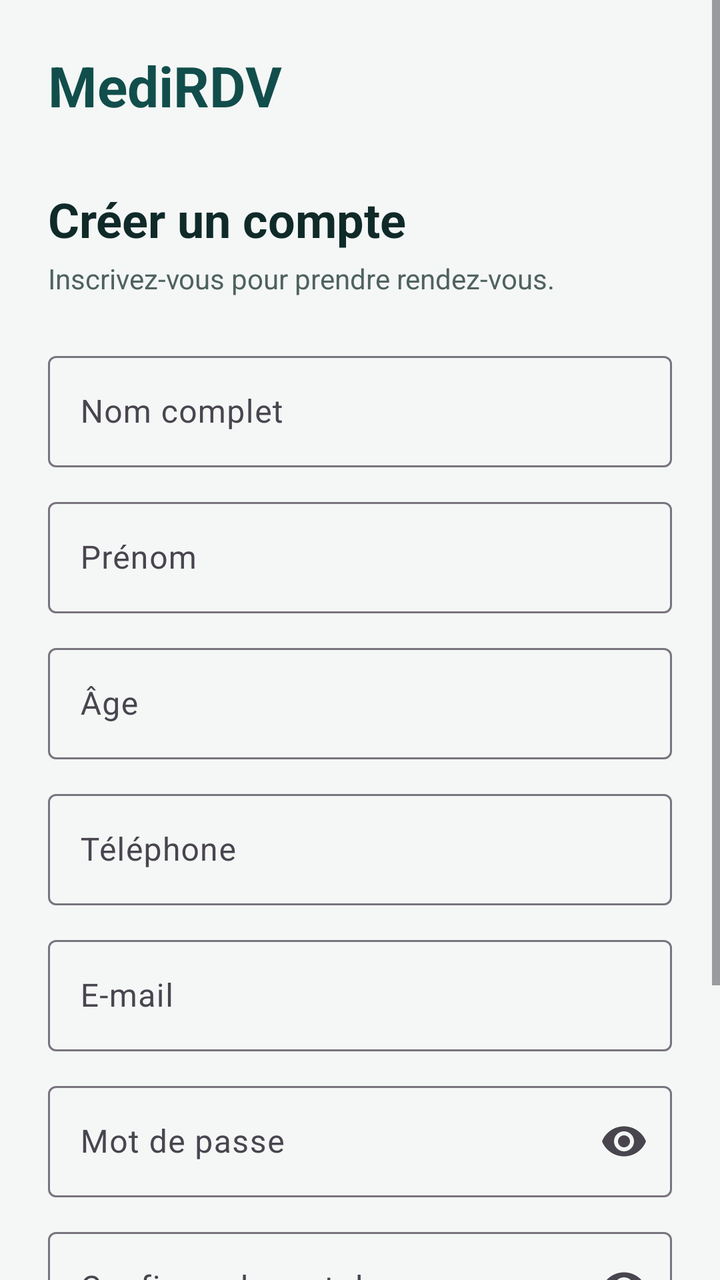
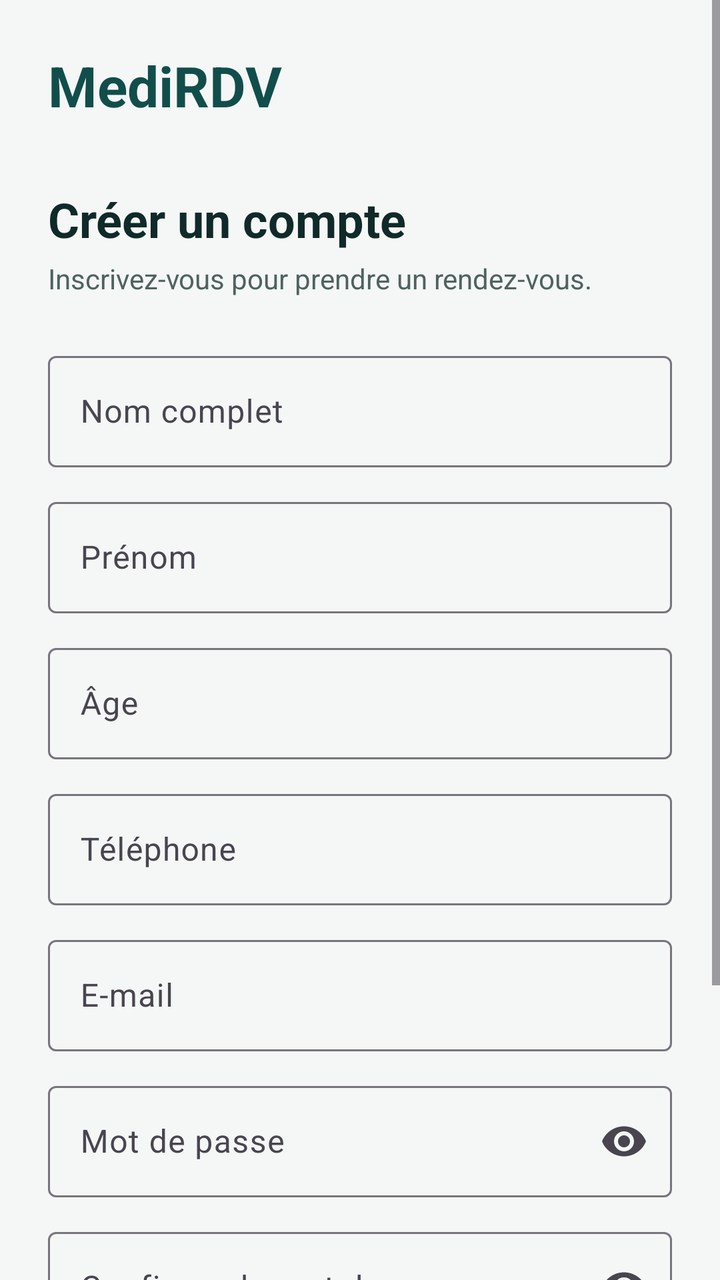

Screens rendered from an Android XML layout before and after an edit, with the pre-edit source and the edit as a unified diff.
<!-- AndroidManifest.xml: application theme Theme.Projet_medical -->
<!-- res/layout/activity_register.xml -->
<?xml version="1.0" encoding="utf-8"?>
<ScrollView xmlns:android="http://schemas.android.com/apk/res/android"
    xmlns:tools="http://schemas.android.com/tools"
    android:layout_width="match_parent"
    android:layout_height="match_parent"
    xmlns:app="http://schemas.android.com/apk/res-auto">

    <LinearLayout
        android:layout_width="match_parent"
        android:layout_height="wrap_content"
        android:gravity="center_vertical"
        android:orientation="vertical"
        android:padding="24dp"
        tools:ignore="MissingConstraints">

        <TextView
            android:layout_width="wrap_content"
            android:layout_height="wrap_content"
            android:text="MediRDV"
            android:textColor="@color/primary"
            android:textSize="28sp"
            android:textStyle="bold" />

        <TextView
            android:layout_width="wrap_content"
            android:layout_height="wrap_content"
            android:layout_marginTop="32dp"
            android:text="Créer un compte"
            android:textColor="@color/ink"
            android:textSize="24sp"
            android:textStyle="bold" />

        <TextView
            android:layout_width="wrap_content"
            android:layout_height="wrap_content"
            android:layout_marginTop="4dp"
            android:text="Inscrivez-vous pour prendre rendez-vous."
            android:textColor="@color/muted"
            android:textSize="14sp" />

        <com.google.android.material.textfield.TextInputLayout
            android:id="@+id/tilNom"
            style="@style/Widget.Material3.TextInputLayout.OutlinedBox"
            android:layout_width="match_parent"
            android:layout_height="wrap_content"
            android:layout_marginTop="24dp"
            android:hint="Nom complet">


            <com.google.android.material.textfield.TextInputEditText
                android:id="@+id/etNom"
                android:layout_width="match_parent"
                android:layout_height="wrap_content"
                android:inputType="textPersonName" />
        </com.google.android.material.textfield.TextInputLayout>
        <com.google.android.material.textfield.TextInputLayout
            android:id="@+id/tilPrenom"
            style="@style/Widget.Material3.TextInputLayout.OutlinedBox"
            android:layout_width="match_parent"
            android:layout_height="wrap_content"
            android:layout_marginTop="12dp"
            android:hint="Prénom">

            <com.google.android.material.textfield.TextInputEditText
                android:id="@+id/etPrenom"
                android:layout_width="match_parent"
                android:layout_height="wrap_content"
                android:inputType="textPersonName" />
        </com.google.android.material.textfield.TextInputLayout>

        <com.google.android.material.textfield.TextInputLayout
            android:id="@+id/tilAge"
            style="@style/Widget.Material3.TextInputLayout.OutlinedBox"
            android:layout_width="match_parent"
            android:layout_height="wrap_content"
            android:layout_marginTop="12dp"
            android:hint="Âge">

            <com.google.android.material.textfield.TextInputEditText
                android:id="@+id/etAge"
                android:layout_width="match_parent"
                android:layout_height="wrap_content"
                android:inputType="number"
                android:maxLength="3" />
        </com.google.android.material.textfield.TextInputLayout>
        <com.google.android.material.textfield.TextInputLayout
            android:id="@+id/tilTelephone"
            style="@style/Widget.Material3.TextInputLayout.OutlinedBox"
            android:layout_width="match_parent"
            android:layout_height="wrap_content"
            android:layout_marginTop="12dp"
            android:hint="Téléphone">

            <com.google.android.material.textfield.TextInputEditText
                android:id="@+id/etTelephone"
                android:layout_width="match_parent"
                android:layout_height="wrap_content"
                android:inputType="phone" />
        </com.google.android.material.textfield.TextInputLayout>

        <com.google.android.material.textfield.TextInputLayout
            android:id="@+id/tilEmail"
            style="@style/Widget.Material3.TextInputLayout.OutlinedBox"
            android:layout_width="match_parent"
            android:layout_height="wrap_content"
            android:layout_marginTop="12dp"
            android:hint="E-mail">

            <com.google.android.material.textfield.TextInputEditText
                android:id="@+id/etEmail"
                android:layout_width="match_parent"
                android:layout_height="wrap_content"
                android:inputType="textEmailAddress" />
        </com.google.android.material.textfield.TextInputLayout>

        <com.google.android.material.textfield.TextInputLayout
            android:id="@+id/tilPassword"
            style="@style/Widget.Material3.TextInputLayout.OutlinedBox"
            android:layout_width="match_parent"
            android:layout_height="wrap_content"
            android:layout_marginTop="12dp"
            android:hint="Mot de passe"
            app:endIconMode="password_toggle">

            <com.google.android.material.textfield.TextInputEditText
                android:id="@+id/etPassword"
                android:layout_width="match_parent"
                android:layout_height="wrap_content"
                android:inputType="textPassword" />
        </com.google.android.material.textfield.TextInputLayout>
        <com.google.android.material.textfield.TextInputLayout
            android:id="@+id/tilConfirmPassword"
            style="@style/Widget.Material3.TextInputLayout.OutlinedBox"
            android:layout_width="match_parent"
            android:layout_height="wrap_content"
            android:layout_marginTop="12dp"
            android:hint="Confirmer le mot de passe"
            app:endIconMode="password_toggle">

            <com.google.android.material.textfield.TextInputEditText
                android:id="@+id/etConfirmPassword"
                android:layout_width="match_parent"
                android:layout_height="wrap_content"
                android:inputType="textPassword" />
        </com.google.android.material.textfield.TextInputLayout>

        <TextView
            android:id="@+id/tvError"
            android:layout_width="wrap_content"
            android:layout_height="wrap_content"
            android:layout_marginTop="12dp"
            android:textColor="#B3261E"
            android:textSize="14sp"
            android:visibility="gone" />

        <com.google.android.material.button.MaterialButton
            android:id="@+id/btnRegister"
            android:layout_width="match_parent"
            android:layout_height="56dp"
            android:layout_marginTop="24dp"
            android:text="Créer mon compte"
            android:textSize="16sp"
            app:backgroundTint="@color/primary"
            app:cornerRadius="12dp" />

        <com.google.android.material.button.MaterialButton
            android:id="@+id/btnGoLogin"
            style="@style/Widget.Material3.Button.TextButton"
            android:layout_width="match_parent"
            android:layout_height="wrap_content"
            android:layout_marginTop="8dp"
            android:text="Déjà un compte ? Se connecter"
            android:textColor="@color/primary" />
    </LinearLayout>
</ScrollView>
<!-- resources referenced by this layout -->
<resources>
  <color name="ink">#0F2A29</color>
  <color name="muted">#4F625F</color>
  <color name="primary">#114E4B</color>
  <style name="Theme.Projet_medical" parent="Base.Theme.Projet_medical" />
  <style name="Base.Theme.Projet_medical" parent="Theme.Material3.Light.NoActionBar">
          <item name="colorPrimary">@color/primary</item>
          <item name="colorOnPrimary">@color/white</item>
          <item name="android:windowBackground">@color/background</item>
          <item name="android:statusBarColor">@color/background</item>
          <item name="android:windowLightStatusBar">true</item>
      </style>
  <color name="white">#FFFFFF</color>
  <color name="background">#F4F7F6</color>
</resources>

<!-- the commit's change to res/layout/activity_register.xml (unified diff, before → after) -->
@@ -34,7 +34,7 @@
             android:layout_width="wrap_content"
             android:layout_height="wrap_content"
             android:layout_marginTop="4dp"
-            android:text="Inscrivez-vous pour prendre rendez-vous."
+            android:text="Inscrivez-vous pour prendre un rendez-vous."
             android:textColor="@color/muted"
             android:textSize="14sp" />
 
